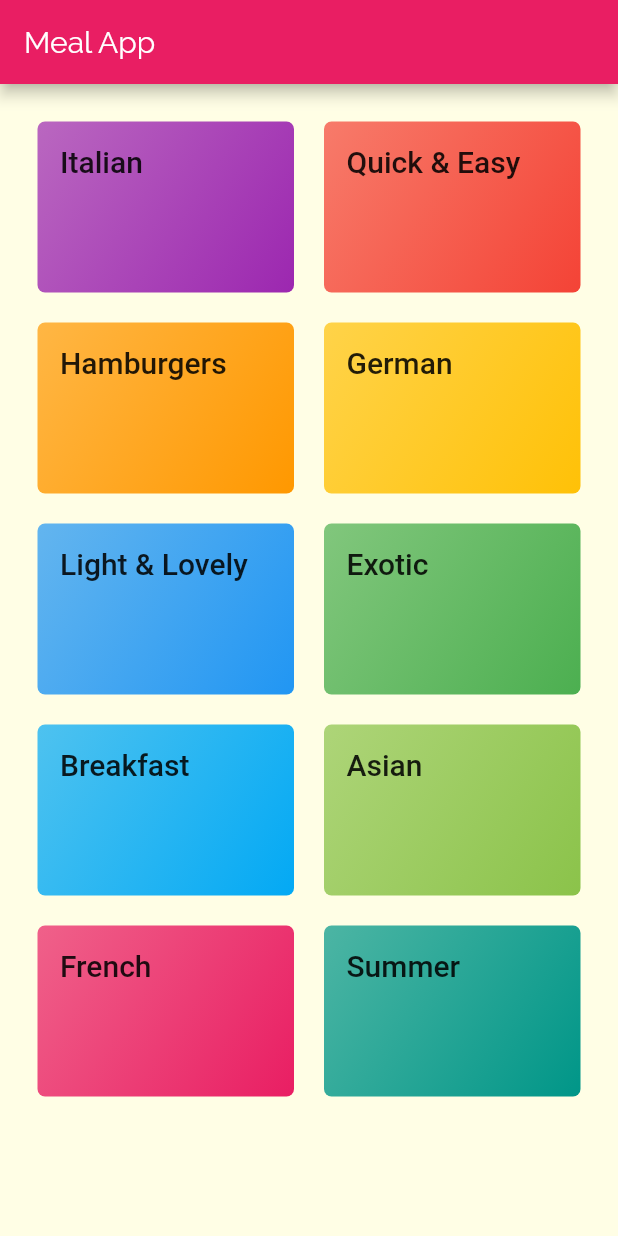
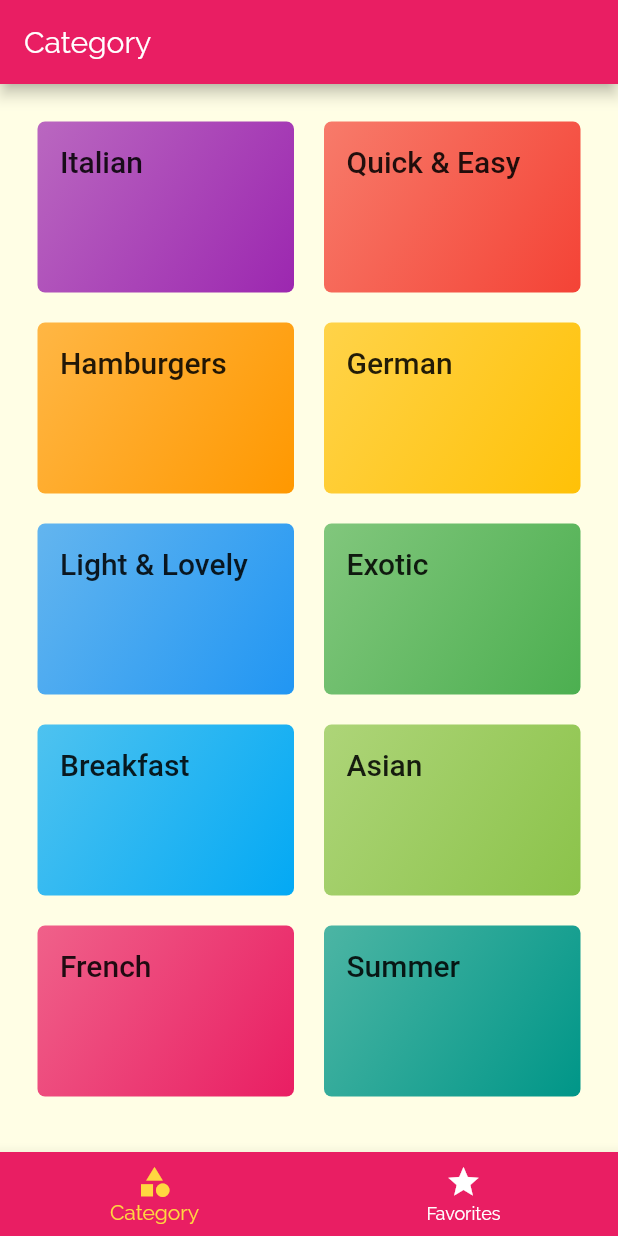
Before and after one commit to dhanashree2200/Meal-App, a Flutter app: the screen it shows after launch, on a phone screen of 412 x 824 dp. Run offline on Flutter 3.47's test engine with Material 2 defaults, Android fonts, the phone set to English and light mode, and no system bars.

```diff
--- a/lib/main.dart
+++ b/lib/main.dart
@@ -1,6 +1,7 @@
 import 'package:flutter/material.dart';
 import 'package:meal_app/screens/categories_screen.dart';
 import 'package:meal_app/screens/meal_detail_screen.dart';
+import 'package:meal_app/screens/tabs_screen.dart';
 
 import 'screens/category_meals_screen.dart';
 
@@ -32,7 +33,7 @@ class MyApp extends StatelessWidget {
                 fontFamily: 'Raleway',
                 fontWeight: FontWeight.bold)),
       ),
-      home: CategoriesScreen(),
+      home: TabsScreen(),
       routes: {
         CategoryMealsScreen.routeName: (ctx) => CategoryMealsScreen(),
         MealDetailScreen.routeName: (ctx) => MealDetailScreen()
--- a/lib/screens/categories_screen.dart
+++ b/lib/screens/categories_screen.dart
@@ -5,11 +5,7 @@ import '../widgets/category_item.dart';
 class CategoriesScreen extends StatelessWidget {
   @override
   Widget build(BuildContext context) {
-    return Scaffold(
-      appBar: AppBar(
-        title: Text("Meal App"),
-      ),
-      body: GridView(
+    return GridView(
       padding: EdgeInsets.all(25),
       children: DUMMY_CATEGORIES
           .map((catData) => CategoryItem(
@@ -23,7 +19,6 @@ class CategoriesScreen extends StatelessWidget {
           childAspectRatio: 3 / 2,
           crossAxisSpacing: 20,
           mainAxisSpacing: 20),
-      ),
     );
   }
 }
--- /dev/null
+++ b/lib/screens/tabs_screen.dart
@@ -0,0 +1,55 @@
+import 'package:flutter/material.dart';
+import 'package:meal_app/screens/categories_screen.dart';
+import 'package:meal_app/screens/favorites_screen.dart';
+
+class TabsScreen extends StatefulWidget {
+  @override
+  _TabsScreenState createState() => _TabsScreenState();
+}
+
+class _TabsScreenState extends State<TabsScreen> {
+  final List<Map<String, Object>> _pages = [
+    {
+      'page': CategoriesScreen(),
+      'title': 'Category',
+    },
+    {
+      'page': FavouritesScreen(),
+      'title': 'Favorite',
+    },
+  ];
+  int _selectedPageIndex = 0;
+  void _selectPage(int index) {
+    setState(() {
+      _selectedPageIndex = index;
+    });
+  }
+
+  @override
+  Widget build(BuildContext context) {
+    return Scaffold(
+        appBar: AppBar(
+          title: Text(_pages[_selectedPageIndex]['title']),
+        ),
+        body: _pages[_selectedPageIndex]['page'],
+        bottomNavigationBar: BottomNavigationBar(
+          onTap: _selectPage,
+          backgroundColor: Theme.of(context).primaryColor,
+          unselectedItemColor: Colors.white,
+          selectedItemColor: Theme.of(context).accentColor,
+          currentIndex: _selectedPageIndex,
+          // type: BottomNavigationBarType.shifting, //! Shifting animation
+          items: [
+            BottomNavigationBarItem(
+              // backgroundColor: Theme.of(context).primaryColor,  //! Used when Shifting animation is passed
+              icon: Icon(Icons.category),
+              title: Text("Category"),
+            ),
+            BottomNavigationBarItem(
+              icon: Icon(Icons.star),
+              title: Text("Favorites"),
+            ),
+          ],
+        ));
+  }
+}
```
Also changed, not shown: lib/screens/favorites_screen.dart (added, +10 -0 lines), lib/screens/meal_detail_screen.dart (+76 -3 lines). Lines whose indentation alone changed are shown as unchanged.
